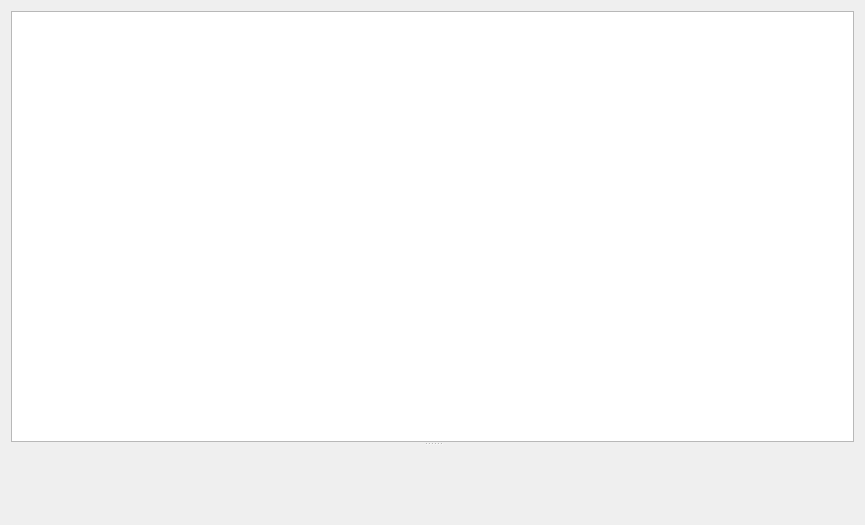
This is retroshare-gui/src/gui/TurtleRouterDialog.ui in RetroShare/RetroShare as Qt 5 draws it before an edit. The edited form follows.
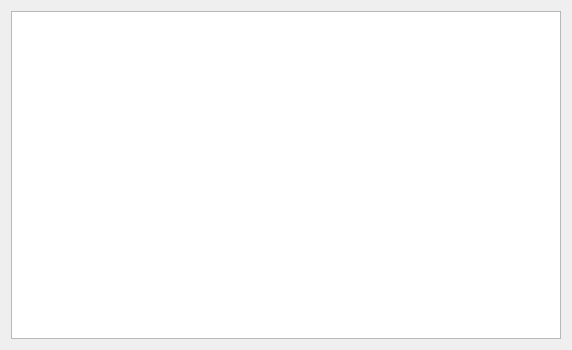
This is the edited form. Icons and pictures are not drawn.

Commit message: Added a second tab for Router Statistics renamed Tunneling to Router Requests

Patch:
```diff
--- a/retroshare-gui/src/gui/TurtleRouterDialog.ui
+++ b/retroshare-gui/src/gui/TurtleRouterDialog.ui
@@ -6,8 +6,8 @@
    <rect>
     <x>0</x>
     <y>0</y>
-    <width>865</width>
-    <height>525</height>
+    <width>572</width>
+    <height>350</height>
    </rect>
   </property>
   <property name="windowTitle">
@@ -17,12 +17,8 @@
    <iconset resource="images.qrc">
     <normaloff>:/images/rstray3.png</normaloff>:/images/rstray3.png</iconset>
   </property>
-  <layout class="QHBoxLayout" name="horizontalLayout">
-   <item>
-    <widget class="QSplitter" name="splitter">
-     <property name="orientation">
-      <enum>Qt::Vertical</enum>
-     </property>
+  <layout class="QGridLayout" name="gridLayout">
+   <item row="0" column="0">
      <widget class="QTreeWidget" name="_f2f_TW">
       <property name="headerHidden">
        <bool>true</bool>
@@ -32,28 +28,6 @@
         <string>F2F router information</string>
        </property>
       </column>
-     </widget>
-     <widget class="QScrollArea" name="_tunnel_statistics_F">
-      <property name="frameShape">
-       <enum>QFrame::NoFrame</enum>
-      </property>
-      <property name="horizontalScrollBarPolicy">
-       <enum>Qt::ScrollBarAlwaysOff</enum>
-      </property>
-      <property name="widgetResizable">
-       <bool>true</bool>
-      </property>
-      <widget class="QWidget" name="scrollAreaWidgetContents">
-       <property name="geometry">
-        <rect>
-         <x>0</x>
-         <y>0</y>
-         <width>847</width>
-         <height>283</height>
-        </rect>
-       </property>
-      </widget>
-     </widget>
     </widget>
    </item>
   </layout>
```
Lines whose indentation alone changed are shown as unchanged. The commit also changes 7 other files.
